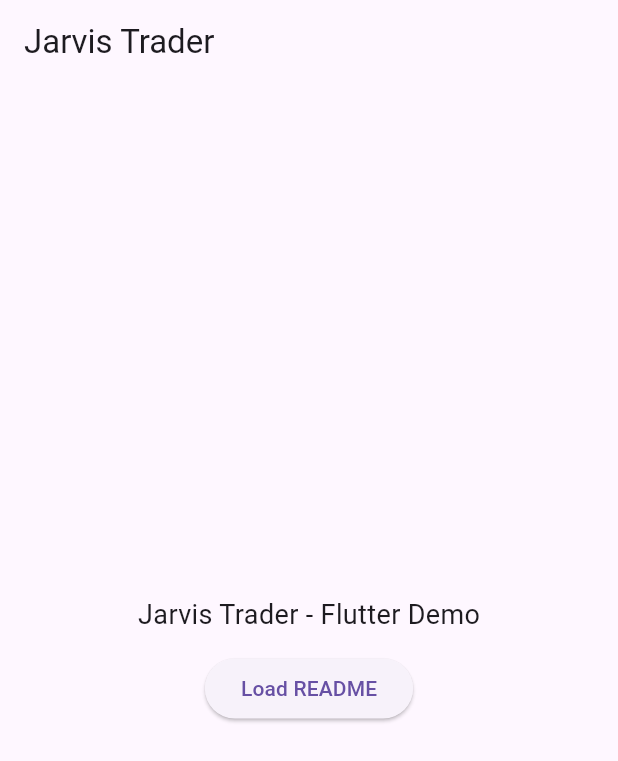
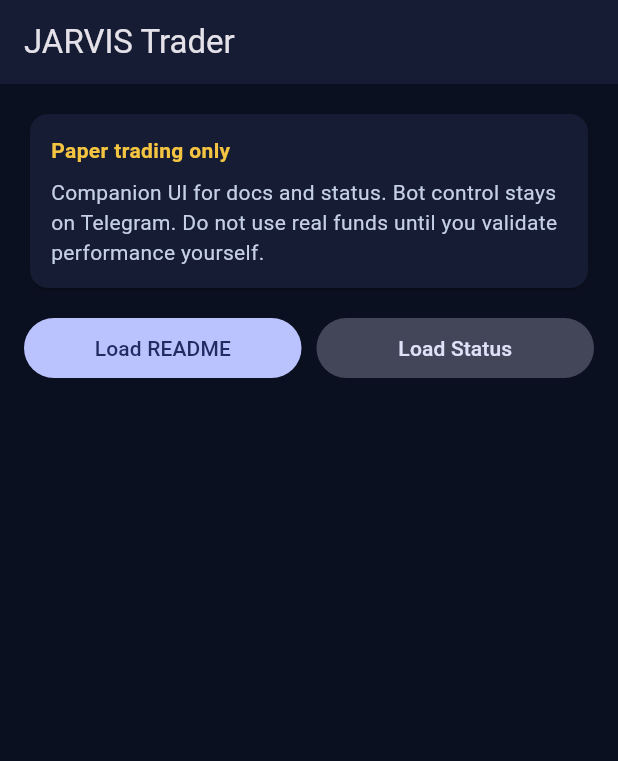
Before and after one commit to beeniko33-dotcom/jarvis-trader-ecosystem, a Flutter app: the screen it shows after launch, on a phone screen of 412 x 824 dp. Shown: the top 761 px of the screen. Run offline on Flutter 3.47's test engine with Material 3 defaults, Android fonts, the phone set to English and light mode, and no system bars.

Commit message:
feat(mobile): upgrade Flutter UI to dark companion dashboard

```diff
--- a/mobile/flutter/lib/main.dart
+++ b/mobile/flutter/lib/main.dart
@@ -10,41 +10,129 @@
   Widget build(BuildContext context) {
     return MaterialApp(
       title: 'Jarvis Trader',
-      home: Scaffold(
-        appBar: AppBar(title: const Text('Jarvis Trader')),
-        body: const Center(child: HomeContent()),
+      debugShowCheckedModeBanner: false,
+      theme: ThemeData(
+        brightness: Brightness.dark,
+        colorSchemeSeed: const Color(0xFF3D5AFE),
+        useMaterial3: true,
+      ),
+      home: const HomePage(),
+    );
+  }
+}
+
+class HomePage extends StatefulWidget {
+  const HomePage({super.key});
+
+  @override
+  State<HomePage> createState() => _HomePageState();
+}
+
+class _HomePageState extends State<HomePage> {
+  String? _content;
+  String _title = '';
+  bool _loading = false;
+  String? _error;
+
+  Future<void> _load(String kind) async {
+    setState(() {
+      _loading = true;
+      _error = null;
+      _content = null;
+    });
+    final text = kind == 'status' ? await fetchStatus() : await fetchReadme();
+    setState(() {
+      _loading = false;
+      if (text == null) {
+        _error = 'Failed to load document';
+      } else {
+        _title = kind == 'status' ? 'Project Status' : 'README';
+        _content = text;
+      }
+    });
+  }
+
+  @override
+  Widget build(BuildContext context) {
+    return Scaffold(
+      backgroundColor: const Color(0xFF0B1020),
+      appBar: AppBar(
+        title: const Text('JARVIS Trader'),
+        backgroundColor: const Color(0xFF151C33),
+      ),
+      body: Padding(
+        padding: const EdgeInsets.all(16),
+        child: Column(
+          crossAxisAlignment: CrossAxisAlignment.stretch,
+          children: [
+            Card(
+              color: const Color(0xFF151C33),
+              child: Padding(
+                padding: const EdgeInsets.all(14),
+                child: Column(
+                  crossAxisAlignment: CrossAxisAlignment.start,
+                  children: const [
+                    Text(
+                      'Paper trading only',
+                      style: TextStyle(
+                        color: Color(0xFFF5C542),
+                        fontWeight: FontWeight.bold,
+                      ),
+                    ),
+                    SizedBox(height: 8),
+                    Text(
+                      'Companion UI for docs and status. Bot control stays on Telegram. '
+                      'Do not use real funds until you validate performance yourself.',
+                      style: TextStyle(color: Color(0xFFC5D0E6), height: 1.4),
+                    ),
+                  ],
+                ),
+              ),
+            ),
+            const SizedBox(height: 12),
+            Row(
+              children: [
+                Expanded(
+                  child: FilledButton(
+                    onPressed: () => _load('readme'),
+                    child: const Text('Load README'),
+                  ),
+                ),
+                const SizedBox(width: 10),
+                Expanded(
+                  child: FilledButton.tonal(
+                    onPressed: () => _load('status'),
+                    child: const Text('Load Status'),
+                  ),
+                ),
+              ],
+            ),
+            if (_loading)
+              const Padding(
+                padding: EdgeInsets.only(top: 16),
+                child: Center(child: CircularProgressIndicator()),
+              ),
+            if (_error != null)
+              Padding(
+                padding: const EdgeInsets.only(top: 12),
+                child: Text(_error!, style: const TextStyle(color: Colors.redAccent)),
+              ),
+            if (_content != null) ...[
+              const SizedBox(height: 12),
+              Text(_title, style: const TextStyle(fontWeight: FontWeight.bold)),
+              const SizedBox(height: 8),
+              Expanded(
+                child: SingleChildScrollView(
+                  child: Text(
+                    _content!.length > 4000 ? _content!.substring(0, 4000) : _content!,
+                    style: const TextStyle(color: Color(0xFFA8B6D1), fontSize: 12, height: 1.4),
+                  ),
+                ),
+              ),
+            ],
+          ],
+        ),
       ),
     );
   }
 }
-
-class HomeContent extends StatefulWidget {
-  const HomeContent({super.key});
-  @override
-  State<HomeContent> createState() => _HomeContentState();
-}
-
-class _HomeContentState extends State<HomeContent> {
-  String? _readme;
-  bool _loading = false;
-
-  Future<void> _loadReadme() async {
-    setState(() { _loading = true; _readme = null; });
-    final res = await fetchReadme();
-    setState(() { _loading = false; _readme = res ?? 'Failed to load'; });
-  }
-
-  @override
-  Widget build(BuildContext context) {
-    return Column(
-      mainAxisSize: MainAxisSize.min,
-      children: [
-        const Text('Jarvis Trader - Flutter Demo', style: TextStyle(fontSize: 18)),
-        const SizedBox(height: 12),
-        ElevatedButton(onPressed: _loadReadme, child: const Text('Load README')),
-        if (_loading) const Padding(padding: EdgeInsets.all(8), child: CircularProgressIndicator()),
-        if (_readme != null) Padding(padding: const EdgeInsets.all(12), child: SizedBox(height:200, child: SingleChildScrollView(child: Text(_readme!)))),
-      ],
-    );
-  }
-}
```
